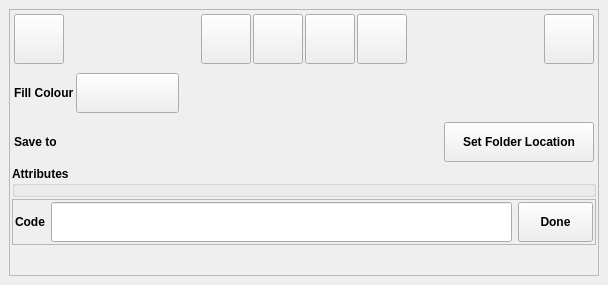
The window that digital_sketch_mapping_tool_dockwidget_base.ui (Esk-Spatial/QGIS_forest_health_sketch_tool) describes before a commit, drawn with Qt 5.
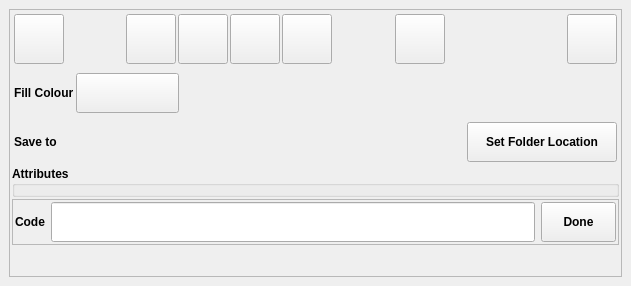
The same window after the commit. Icons and pictures are not drawn. Custom widgets are drawn as their Qt base class.

Commit message: added the functionality to delete the last created layer

```diff
--- a/digital_sketch_mapping_tool_dockwidget_base.ui
+++ b/digital_sketch_mapping_tool_dockwidget_base.ui
@@ -6,8 +6,8 @@
    <rect>
     <x>0</x>
     <y>0</y>
-    <width>608</width>
-    <height>285</height>
+    <width>631</width>
+    <height>286</height>
    </rect>
   </property>
   <property name="windowTitle">
@@ -299,6 +299,64 @@
             </property>
            </widget>
           </item>
+          <item>
+           <spacer name="horizontalSpacer_4">
+            <property name="orientation">
+             <enum>Qt::Horizontal</enum>
+            </property>
+            <property name="sizeHint" stdset="0">
+             <size>
+              <width>40</width>
+              <height>20</height>
+             </size>
+            </property>
+           </spacer>
+          </item>
+          <item>
+           <spacer name="horizontalSpacer">
+            <property name="orientation">
+             <enum>Qt::Horizontal</enum>
+            </property>
+            <property name="sizeHint" stdset="0">
+             <size>
+              <width>40</width>
+              <height>20</height>
+             </size>
+            </property>
+           </spacer>
+          </item>
+          <item>
+           <widget class="QPushButton" name="deletePushButton">
+            <property name="minimumSize">
+             <size>
+              <width>50</width>
+              <height>50</height>
+             </size>
+            </property>
+            <property name="maximumSize">
+             <size>
+              <width>50</width>
+              <height>50</height>
+             </size>
+            </property>
+            <property name="toolTip">
+             <string>&lt;html&gt;&lt;head/&gt;&lt;body&gt;&lt;p&gt;&lt;span style=&quot; font-size:9pt;&quot;&gt;Delete Last Layer&lt;/span&gt;&lt;/p&gt;&lt;/body&gt;&lt;/html&gt;</string>
+            </property>
+            <property name="text">
+             <string/>
+            </property>
+            <property name="icon">
+             <iconset>
+              <normaloff>icons/buttons/trash.svg</normaloff>icons/buttons/trash.svg</iconset>
+            </property>
+            <property name="iconSize">
+             <size>
+              <width>35</width>
+              <height>35</height>
+             </size>
+            </property>
+           </widget>
+          </item>
          </layout>
         </widget>
        </item>
```
The commit also changes 4 other files.
